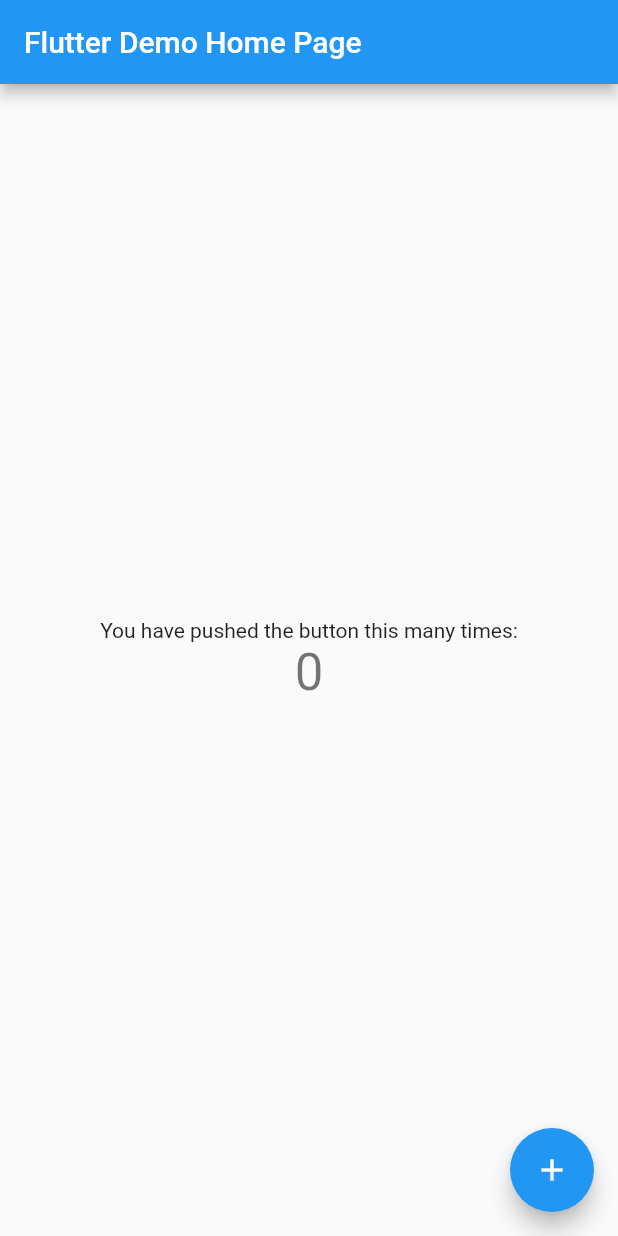
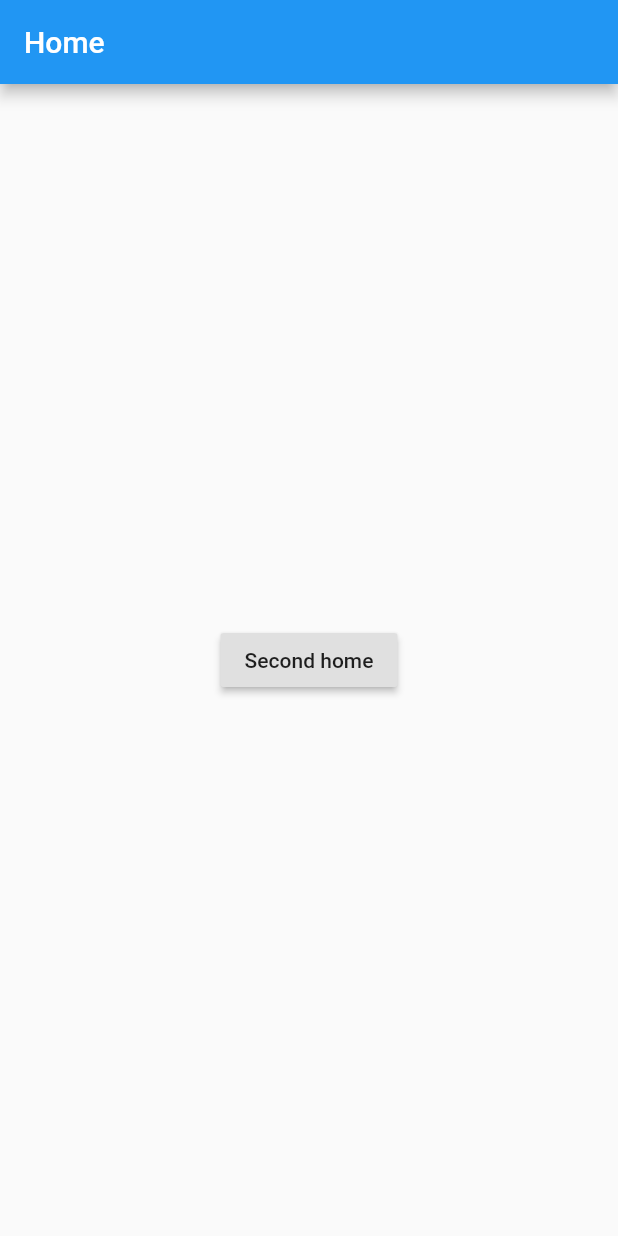
Before and after one commit to FrancaTM/advanced-routing-navigator, a Flutter app: the screen it shows after launch, on a phone screen of 412 x 824 dp. Run offline on Flutter 3.47's test engine with Material 2 defaults, Android fonts, the phone set to English and light mode, and no system bars.

Commit message:
add simple routing

```diff
--- a/lib/main.dart
+++ b/lib/main.dart
@@ -1,111 +1,50 @@
 import 'package:flutter/material.dart';
 
-void main() => runApp(MyApp());
+void main() {
+  runApp(
+    MaterialApp(
+      home: HomePage(),
+    ),
+  );
+}
 
-class MyApp extends StatelessWidget {
-  // This widget is the root of your application.
+class HomePage extends StatelessWidget {
   @override
   Widget build(BuildContext context) {
-    return MaterialApp(
-      title: 'Flutter Demo',
-      theme: ThemeData(
-        // This is the theme of your application.
-        //
-        // Try running your application with "flutter run". You'll see the
-        // application has a blue toolbar. Then, without quitting the app, try
-        // changing the primarySwatch below to Colors.green and then invoke
-        // "hot reload" (press "r" in the console where you ran "flutter run",
-        // or simply save your changes to "hot reload" in a Flutter IDE).
-        // Notice that the counter didn't reset back to zero; the application
-        // is not restarted.
-        primarySwatch: Colors.blue,
+    return Scaffold(
+      appBar: AppBar(
+        title: Text('Home'),
       ),
-      home: MyHomePage(title: 'Flutter Demo Home Page'),
+      body: Center(
+        child: RaisedButton(
+          child: Text('Second home'),
+          onPressed: () {
+            Route route = MaterialPageRoute(builder: (context) {
+              return SecondHome();
+            });
+            Navigator.push(context, route);
+          },
+        ),
+      ),
     );
   }
 }
 
-class MyHomePage extends StatefulWidget {
-  MyHomePage({Key key, this.title}) : super(key: key);
-
-  // This widget is the home page of your application. It is stateful, meaning
-  // that it has a State object (defined below) that contains fields that affect
-  // how it looks.
-
-  // This class is the configuration for the state. It holds the values (in this
-  // case the title) provided by the parent (in this case the App widget) and
-  // used by the build method of the State. Fields in a Widget subclass are
-  // always marked "final".
-
-  final String title;
-
-  @override
-  _MyHomePageState createState() => _MyHomePageState();
-}
-
-class _MyHomePageState extends State<MyHomePage> {
-  int _counter = 0;
-
-  void _incrementCounter() {
-    setState(() {
-      // This call to setState tells the Flutter framework that something has
-      // changed in this State, which causes it to rerun the build method below
-      // so that the display can reflect the updated values. If we changed
-      // _counter without calling setState(), then the build method would not be
-      // called again, and so nothing would appear to happen.
-      _counter++;
-    });
-  }
-
+class SecondHome extends StatelessWidget {
   @override
   Widget build(BuildContext context) {
-    // This method is rerun every time setState is called, for instance as done
-    // by the _incrementCounter method above.
-    //
-    // The Flutter framework has been optimized to make rerunning build methods
-    // fast, so that you can just rebuild anything that needs updating rather
-    // than having to individually change instances of widgets.
     return Scaffold(
       appBar: AppBar(
-        // Here we take the value from the MyHomePage object that was created by
-        // the App.build method, and use it to set our appbar title.
-        title: Text(widget.title),
+        title: Text('Second home'),
       ),
       body: Center(
-        // Center is a layout widget. It takes a single child and positions it
-        // in the middle of the parent.
-        child: Column(
-          // Column is also layout widget. It takes a list of children and
-          // arranges them vertically. By default, it sizes itself to fit its
-          // children horizontally, and tries to be as tall as its parent.
-          //
-          // Invoke "debug painting" (press "p" in the console, choose the
-          // "Toggle Debug Paint" action from the Flutter Inspector in Android
-          // Studio, or the "Toggle Debug Paint" command in Visual Studio Code)
-          // to see the wireframe for each widget.
-          //
-          // Column has various properties to control how it sizes itself and
-          // how it positions its children. Here we use mainAxisAlignment to
-          // center the children vertically; the main axis here is the vertical
-          // axis because Columns are vertical (the cross axis would be
-          // horizontal).
-          mainAxisAlignment: MainAxisAlignment.center,
-          children: <Widget>[
-            Text(
-              'You have pushed the button this many times:',
-            ),
-            Text(
-              '$_counter',
-              style: Theme.of(context).textTheme.display1,
-            ),
-          ],
+        child: RaisedButton(
+          child: Text('go back'),
+          onPressed: () {
+            Navigator.pop(context);
+          },
         ),
       ),
-      floatingActionButton: FloatingActionButton(
-        onPressed: _incrementCounter,
-        tooltip: 'Increment',
-        child: Icon(Icons.add),
-      ), // This trailing comma makes auto-formatting nicer for build methods.
     );
   }
 }
```
